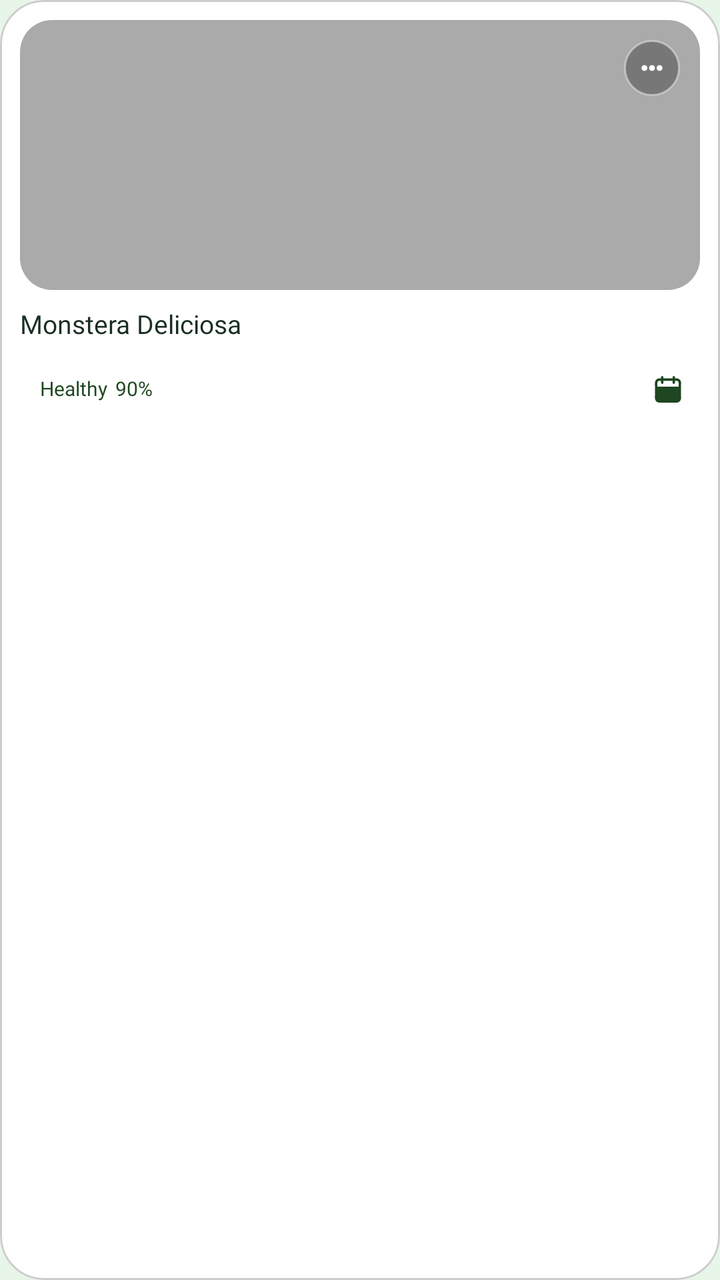
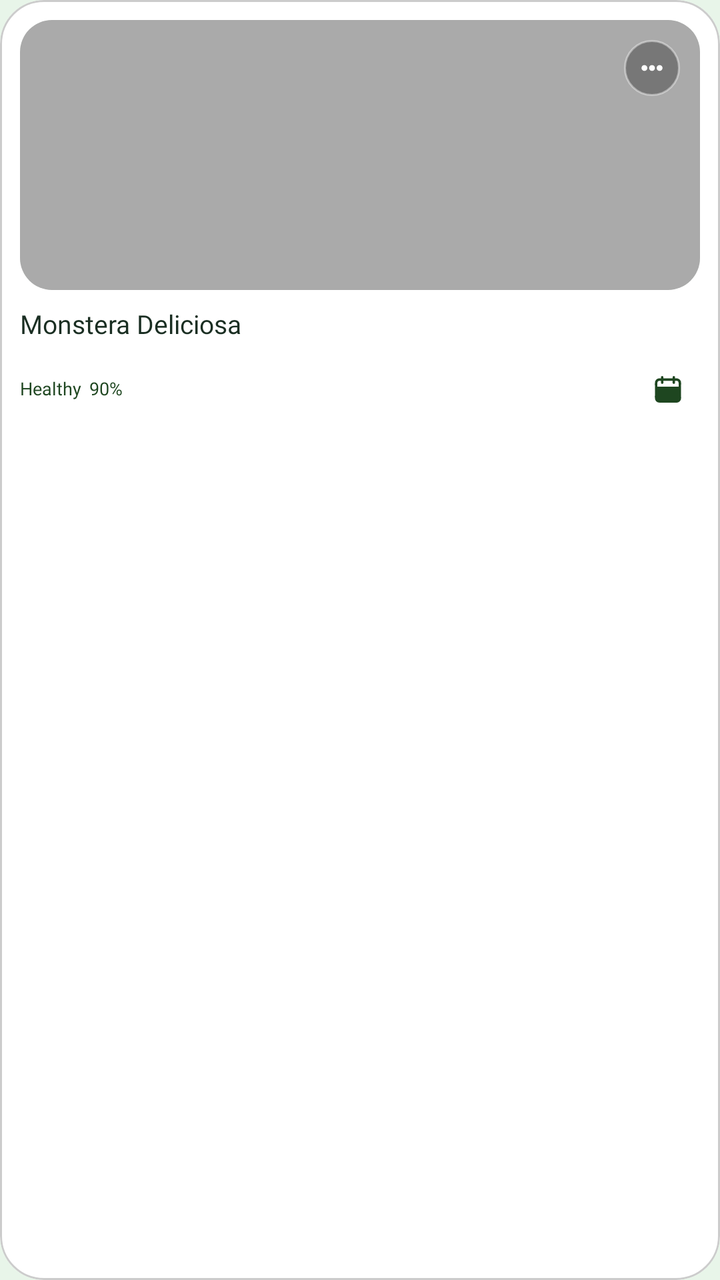

Before-and-after screenshots of an Android layout around one commit, followed by the original layout XML and the change that was made.
<!-- AndroidManifest.xml: application theme Theme.SmartGrow -->
<!-- res/layout/item_my_garden_plant_card.xml -->
<?xml version="1.0" encoding="utf-8"?>
<com.google.android.material.card.MaterialCardView
    xmlns:android="http://schemas.android.com/apk/res/android"
    xmlns:app="http://schemas.android.com/apk/res-auto"
    xmlns:tools="http://schemas.android.com/tools"
    android:layout_width="match_parent"
    android:layout_height="wrap_content"
    android:layout_margin="6dp"
    app:cardBackgroundColor="@color/card_background"
    app:cardCornerRadius="22dp"
    app:cardElevation="0dp"
    app:strokeWidth="1dp"
    app:strokeColor="@color/divider_color">

    <androidx.constraintlayout.widget.ConstraintLayout
        android:layout_width="match_parent"
        android:layout_height="wrap_content"
        android:padding="10dp">

        
        <com.google.android.material.card.MaterialCardView
            android:id="@+id/card_image_container"
            android:layout_width="match_parent"
            android:layout_height="135dp"
            app:cardBackgroundColor="@color/app_background"
            app:cardCornerRadius="16dp"
            app:cardElevation="0dp"
            app:strokeWidth="0dp"
            app:layout_constraintTop_toTopOf="parent"
            app:layout_constraintStart_toStartOf="parent"
            app:layout_constraintEnd_toEndOf="parent">

            <RelativeLayout
                android:layout_width="match_parent"
                android:layout_height="match_parent">

                <ImageView
                    android:id="@+id/iv_plant_image"
                    android:layout_width="match_parent"
                    android:layout_height="match_parent"
                    android:scaleType="centerCrop"
                    android:src="@android:color/darker_gray"
                    tools:ignore="ContentDescription" />

                <ImageView
                    android:id="@+id/ib_more_options"
                    android:layout_width="28dp"
                    android:layout_height="28dp"
                    android:layout_alignParentTop="true"
                    android:layout_alignParentEnd="true"
                    android:layout_marginTop="10dp"
                    android:layout_marginEnd="10dp"
                    android:background="@drawable/bg_circle_outline"
                    android:padding="7dp"
                    android:src="@drawable/ic_more"
                    app:tint="@color/white"
                    tools:ignore="ContentDescription" />

            </RelativeLayout>

        </com.google.android.material.card.MaterialCardView>

        
        <TextView
            android:id="@+id/tv_common_name"
            android:layout_width="0dp"
            android:layout_height="wrap_content"
            android:layout_marginTop="8dp"
            android:ellipsize="end"
            android:maxLines="1"
            android:text="Monstera Deliciosa"
            android:textColor="@color/text_primary"
            android:textSize="13sp"
            android:fontFamily="@font/inter_extrabold"
            app:layout_constraintTop_toBottomOf="@id/card_image_container"
            app:layout_constraintStart_toStartOf="parent"
            app:layout_constraintEnd_toEndOf="parent" />

        
        <TextView
            android:id="@+id/tv_scientific_name"
            android:layout_width="0dp"
            android:layout_height="wrap_content"
            android:layout_marginTop="2dp"
            android:textSize="11sp"
            android:textColor="@color/primary_green"
            android:visibility="gone"
            android:fontFamily="@font/inter_medium"
            app:layout_constraintTop_toBottomOf="@id/tv_common_name"
            app:layout_constraintStart_toStartOf="parent"
            app:layout_constraintEnd_toEndOf="parent" />

        
        <RelativeLayout
            android:layout_width="0dp"
            android:layout_height="wrap_content"
            android:layout_marginTop="8dp"
            app:layout_constraintTop_toBottomOf="@id/tv_scientific_name"
            app:layout_constraintStart_toStartOf="parent"
            app:layout_constraintEnd_toEndOf="parent"
            app:layout_constraintBottom_toBottomOf="parent">

            
            <LinearLayout
                android:layout_width="wrap_content"
                android:layout_height="wrap_content"
                android:layout_alignParentStart="true"
                android:layout_centerVertical="true"
                android:gravity="center_vertical"
                android:orientation="horizontal"
                android:paddingHorizontal="10dp"
                android:paddingVertical="5dp">


                <TextView
                    android:id="@+id/tv_health_status"
                    android:layout_width="wrap_content"
                    android:layout_height="wrap_content"
                    android:includeFontPadding="false"
                    android:text="Healthy"
                    android:textColor="@color/primary_green"
                    android:textSize="10sp"
                    android:fontFamily="@font/inter_extrabold"/>

                <TextView
                    android:id="@+id/tv_health_percentage"
                    android:layout_width="wrap_content"
                    android:layout_height="wrap_content"
                    android:layout_marginStart="4dp"
                    android:includeFontPadding="false"
                    android:text="90%"
                    android:textColor="@color/primary_green"
                    android:textSize="10sp"
                    android:fontFamily="@font/inter_extrabold"/>

            </LinearLayout>

            
            <LinearLayout
                android:id="@+id/btn_add_reminder"
                android:layout_width="32dp"
                android:layout_height="32dp"
                android:layout_alignParentEnd="true"
                android:layout_centerVertical="true"
                android:clickable="true"
                android:focusable="true"
                android:gravity="center">

                <ImageView
                    android:layout_width="14dp"
                    android:layout_height="14dp"
                    android:src="@drawable/ic_reminder"
                    app:tint="@color/primary_green"
                    tools:ignore="ContentDescription" />

            </LinearLayout>

        </RelativeLayout>

    </androidx.constraintlayout.widget.ConstraintLayout>

</com.google.android.material.card.MaterialCardView>
<!-- resources referenced by this layout -->
<resources>
  <color name="app_background">#E8F5E9</color>
  <color name="card_background">#FFFFFF</color>
  <color name="divider_color">#CCCCCC</color>
  <color name="primary_green">#1e4620</color>
  <color name="text_primary">#1A2E22</color>
  <color name="white">#FFFFFF</color>
  <!-- drawable bg_circle_outline (drawable) -->
  <?xml version="1.0" encoding="utf-8"?>
  <shape xmlns:android="http://schemas.android.com/apk/res/android"
      android:shape="oval">
      <solid android:color="#4D000000" />
      <stroke
          android:width="1dp"
          android:color="#66FFFFFF"
          />
  </shape>
  <!-- drawable ic_more (drawable) -->
  <vector xmlns:android="http://schemas.android.com/apk/res/android"
      android:width="512dp"
      android:height="512dp"
      android:viewportWidth="512"
      android:viewportHeight="512">
    <path
        android:pathData="M110.2,203.12C118.12,202.14 127.11,202.64 134.56,205.59C148.73,211.2 161.27,221.28 166.8,235.98C178.91,268.14 159.31,304.39 124.5,308.86C117.25,309.8 110.08,309.04 103.08,307.22C96.99,305.64 91.4,302.9 86.27,299.25C47.58,271.68 62.83,208.98 110.2,203.12ZM249.02,203.11C257.05,202.2 265.83,202.71 273.38,205.66C289.3,211.88 301.11,223.32 306.79,239.63C317.58,270.64 294.94,304.4 263.3,308.84C256.17,309.85 248.82,309.15 241.92,307.3C196.12,295.02 188.3,229.98 231.46,208.76C236.99,206.04 242.82,203.81 249.02,203.11ZM387.48,203.13C395.65,202.11 404.5,202.8 412.19,205.72C427.97,211.71 441.14,224.18 445.83,240.79C454.53,271.57 433.99,304.78 401.78,308.87C394.56,309.79 387.32,309.09 380.36,307.23C334.53,295.05 328.1,233.16 368.39,209.64C374.12,206.3 380.87,203.95 387.48,203.13Z"
        android:strokeLineJoin="round"
        android:strokeWidth="0.25"
        android:fillColor="#000000"
        android:fillType="evenOdd"
        android:strokeColor="#000000"/>
  </vector>
  <!-- drawable ic_reminder: vector/xml drawable (drawable, 2240 chars, omitted) -->
  <style name="Theme.SmartGrow" parent="Base.Theme.SmartGrow" />
  <style name="Base.Theme.SmartGrow" parent="Theme.Material3.DayNight.NoActionBar">
          <item name="android:windowBackground">@color/app_background</item>
          <item name="android:windowDisablePreview">true</item>
  
          
          <item name="android:statusBarColor">@color/app_background</item>
          <item name="android:windowLightStatusBar">true</item>
  
          
          <item name="android:navigationBarColor">@color/app_background</item>
          <item name="android:windowLightNavigationBar" tools:targetApi="o_mr1">true</item>
  
          <item name="android:windowDrawsSystemBarBackgrounds">true</item>
          <item name="android:windowTranslucentStatus">false</item>
          <item name="android:windowTranslucentNavigation">false</item>
      </style>
</resources>

<!-- the commit's change to res/layout/item_my_garden_plant_card.xml (unified diff, before → after) -->
@@ -108,7 +108,6 @@
                 android:layout_centerVertical="true"
                 android:gravity="center_vertical"
                 android:orientation="horizontal"
-                android:paddingHorizontal="10dp"
                 android:paddingVertical="5dp">
 
 
@@ -119,7 +118,7 @@
                     android:includeFontPadding="false"
                     android:text="Healthy"
                     android:textColor="@color/primary_green"
-                    android:textSize="10sp"
+                    android:textSize="9sp"
                     android:fontFamily="@font/inter_extrabold"/>
 
                 <TextView
@@ -130,7 +129,7 @@
                     android:includeFontPadding="false"
                     android:text="90%"
                     android:textColor="@color/primary_green"
-                    android:textSize="10sp"
+                    android:textSize="9sp"
                     android:fontFamily="@font/inter_extrabold"/>
 
             </LinearLayout>
